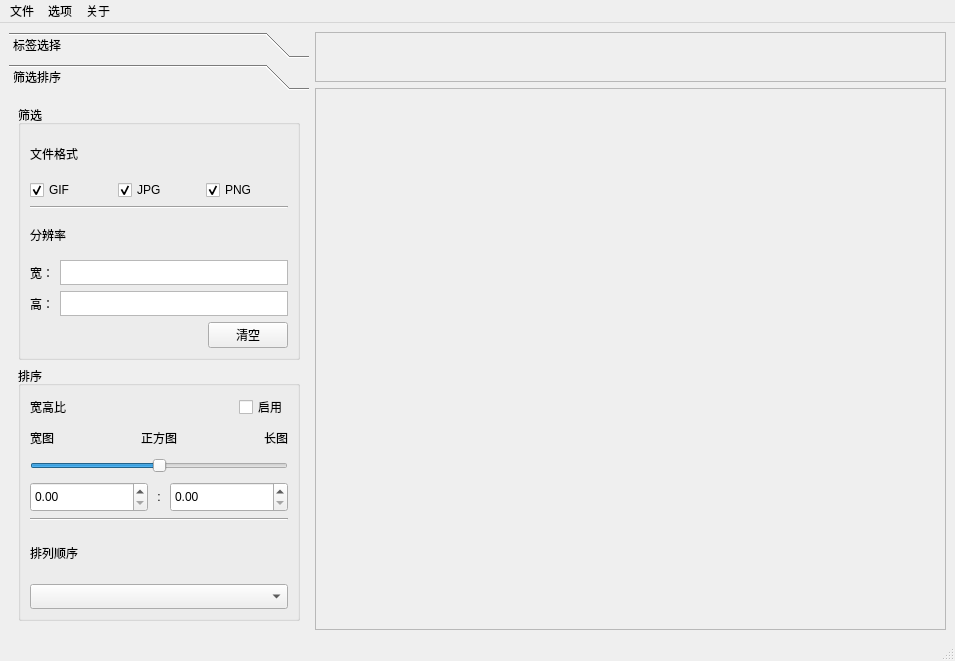
First picture: the form in ui/picture_manager.ui, repository djasoid/pixiv_pictures_manager, before the edit.
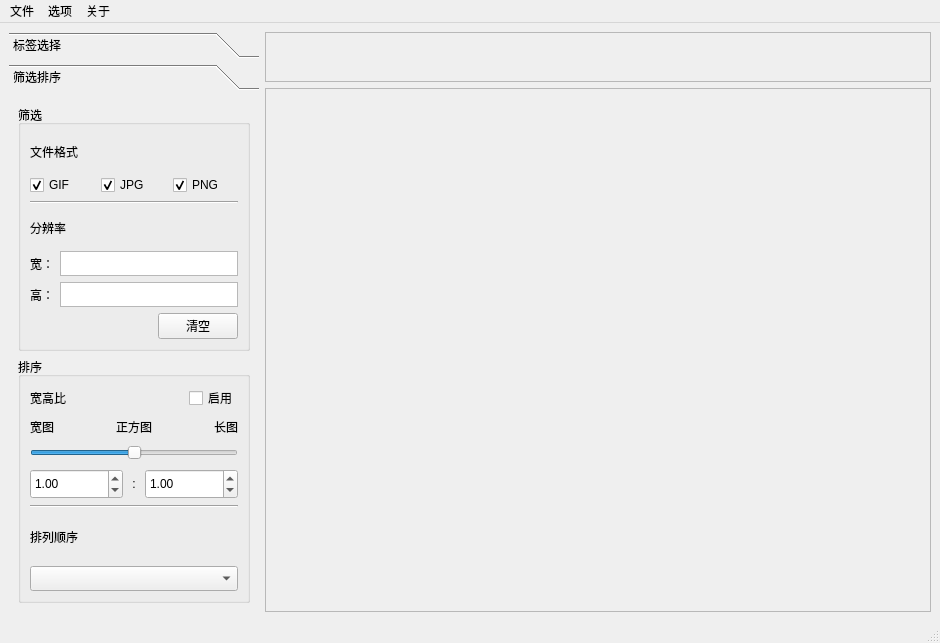
Second picture: the form after the edit. The open tabs and pages were chosen to show the change.

Commit message: add PictureFrame component for displaying image metadata and files, bug fix

What changed in the file:
```diff
--- a/ui/picture_manager.ui
+++ b/ui/picture_manager.ui
@@ -9,8 +9,8 @@
    <rect>
     <x>0</x>
     <y>0</y>
-    <width>955</width>
-    <height>661</height>
+    <width>940</width>
+    <height>643</height>
    </rect>
   </property>
   <property name="windowTitle">
@@ -22,7 +22,7 @@
      <widget class="QToolBox" name="filterToolBox">
       <property name="maximumSize">
        <size>
-        <width>300</width>
+        <width>250</width>
         <height>16777215</height>
        </size>
       </property>
@@ -167,8 +167,8 @@
         <rect>
          <x>0</x>
          <y>0</y>
-         <width>300</width>
-         <height>533</height>
+         <width>250</width>
+         <height>515</height>
         </rect>
        </property>
        <attribute name="label">
@@ -474,10 +474,10 @@
 }</string>
                </property>
                <property name="minimum">
-                <number>-60</number>
+                <number>-40</number>
                </property>
                <property name="maximum">
-                <number>60</number>
+                <number>40</number>
                </property>
                <property name="pageStep">
                 <number>1</number>
@@ -514,9 +514,15 @@
                  <height>30</height>
                 </size>
                </property>
+               <property name="maximum">
+                <double>100.000000000000000</double>
+               </property>
                <property name="singleStep">
                 <double>1.000000000000000</double>
                </property>
+               <property name="value">
+                <double>1.000000000000000</double>
+               </property>
               </widget>
              </item>
              <item>
@@ -549,9 +555,15 @@
                  <height>30</height>
                 </size>
                </property>
+               <property name="maximum">
+                <double>100.000000000000000</double>
+               </property>
                <property name="singleStep">
                 <double>1.000000000000000</double>
                </property>
+               <property name="value">
+                <double>1.000000000000000</double>
+               </property>
               </widget>
              </item>
             </layout>
@@ -595,6 +607,12 @@
                <height>25</height>
               </size>
              </property>
+             <property name="currentText">
+              <string/>
+             </property>
+             <property name="currentIndex">
+              <number>-1</number>
+             </property>
             </widget>
            </item>
           </layout>
@@ -607,9 +625,9 @@
     <item>
      <layout class="QVBoxLayout" name="verticalLayout_2">
       <item>
-       <widget class="QFrame" name="selectedTagFrame">
+       <widget class="QScrollArea" name="scrollArea">
         <property name="sizePolicy">
-         <sizepolicy hsizetype="Preferred" vsizetype="Fixed">
+         <sizepolicy hsizetype="Expanding" vsizetype="Minimum">
           <horstretch>0</horstretch>
           <verstretch>0</verstretch>
          </sizepolicy>
@@ -620,13 +638,42 @@
           <height>50</height>
          </size>
         </property>
-        <property name="frameShape">
-         <enum>QFrame::Shape::StyledPanel</enum>
+        <property name="maximumSize">
+         <size>
+          <width>16777215</width>
+          <height>50</height>
+         </size>
         </property>
-        <property name="frameShadow">
-         <enum>QFrame::Shadow::Raised</enum>
+        <property name="widgetResizable">
+         <bool>true</bool>
         </property>
-        <layout class="QHBoxLayout" name="selectedTagLayout"/>
+        <widget class="QWidget" name="selectedTagScrollAreaWidgetContent">
+         <property name="geometry">
+          <rect>
+           <x>0</x>
+           <y>0</y>
+           <width>662</width>
+           <height>48</height>
+          </rect>
+         </property>
+         <layout class="QHBoxLayout" name="selectedTagLayout">
+          <property name="spacing">
+           <number>5</number>
+          </property>
+          <property name="leftMargin">
+           <number>5</number>
+          </property>
+          <property name="topMargin">
+           <number>5</number>
+          </property>
+          <property name="rightMargin">
+           <number>5</number>
+          </property>
+          <property name="bottomMargin">
+           <number>5</number>
+          </property>
+         </layout>
+        </widget>
        </widget>
       </item>
       <item>
@@ -639,15 +686,11 @@
           <rect>
            <x>0</x>
            <y>0</y>
-           <width>627</width>
-           <height>531</height>
+           <width>662</width>
+           <height>513</height>
           </rect>
          </property>
-         <layout class="QHBoxLayout" name="horizontalLayout_3">
-          <item>
-           <widget class="QWidget" name="picBrowseWidget" native="true"/>
-          </item>
-         </layout>
+         <layout class="QGridLayout" name="picDisplayLayout"/>
         </widget>
        </widget>
       </item>
@@ -661,7 +704,7 @@
     <rect>
      <x>0</x>
      <y>0</y>
-     <width>955</width>
+     <width>940</width>
      <height>33</height>
     </rect>
    </property>
```
Left out of the diff: 6 changed lines with no effect on the pictures. The commit also changes 6 other files.
